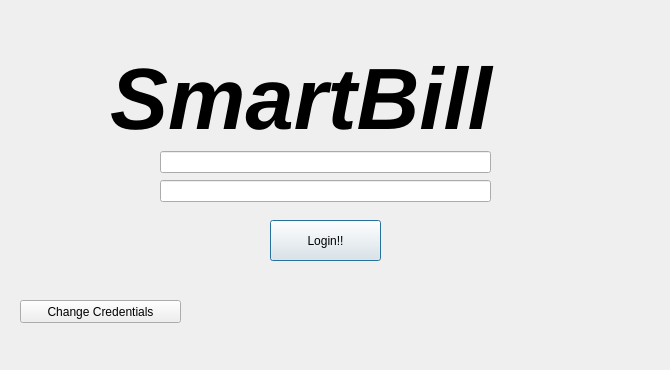
This is login.ui in spal02482/SmartBill as Qt 5 draws it before an edit. The edited form follows.
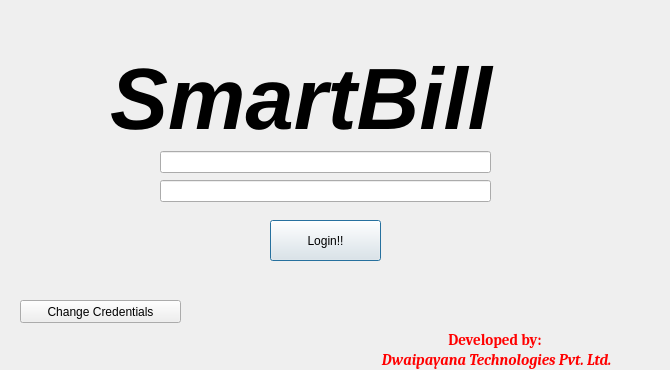
This is the edited form. Icons and pictures are not drawn.

Diff of the .ui file:
```diff
--- a/login.ui
+++ b/login.ui
@@ -89,6 +89,62 @@
     <string>Change Credentials</string>
    </property>
   </widget>
+  <widget class="QLabel" name="label">
+   <property name="geometry">
+    <rect>
+     <x>320</x>
+     <y>350</y>
+     <width>350</width>
+     <height>20</height>
+    </rect>
+   </property>
+   <property name="font">
+    <font>
+     <family>Cambria</family>
+     <pointsize>11</pointsize>
+     <weight>75</weight>
+     <italic>true</italic>
+     <bold>true</bold>
+    </font>
+   </property>
+   <property name="styleSheet">
+    <string notr="true">QLabel { Color: Red }</string>
+   </property>
+   <property name="text">
+    <string> Dwaipayana Technologies Pvt. Ltd.</string>
+   </property>
+   <property name="alignment">
+    <set>Qt::AlignCenter</set>
+   </property>
+  </widget>
+  <widget class="QLabel" name="label_2">
+   <property name="geometry">
+    <rect>
+     <x>320</x>
+     <y>330</y>
+     <width>350</width>
+     <height>20</height>
+    </rect>
+   </property>
+   <property name="font">
+    <font>
+     <family>Cambria</family>
+     <pointsize>11</pointsize>
+     <weight>75</weight>
+     <italic>false</italic>
+     <bold>true</bold>
+    </font>
+   </property>
+   <property name="styleSheet">
+    <string notr="true">QLabel { Color: Red }</string>
+   </property>
+   <property name="text">
+    <string>Developed by:</string>
+   </property>
+   <property name="alignment">
+    <set>Qt::AlignCenter</set>
+   </property>
+  </widget>
  </widget>
  <resources>
   <include location="smartbill.qrc"/>
```
